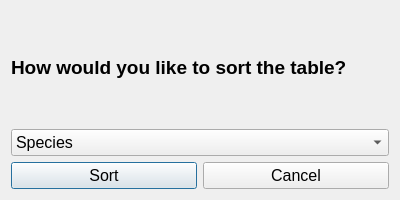
Above: sortitemdialog.ui from EtoDrowsy/CS499 before the change. Below: the same form after it.
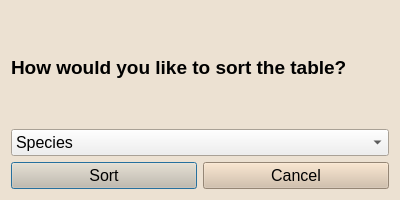
That is the form after the change.

Commit message: Adjusted the colors of the UI files to more align with the inventorywindow, fixed some errors with regards to getIndex function, and included it within the header of inverntorywinow.h.

Patch:
```diff
--- a/sortitemdialog.ui
+++ b/sortitemdialog.ui
@@ -10,6 +10,52 @@
     <height>200</height>
    </rect>
   </property>
+  <property name="palette">
+   <palette>
+    <active>
+     <colorrole role="Window">
+      <brush brushstyle="SolidPattern">
+       <color alpha="255">
+        <red>236</red>
+        <green>225</green>
+        <blue>210</blue>
+       </color>
+      </brush>
+     </colorrole>
+    </active>
+    <inactive>
+     <colorrole role="Window">
+      <brush brushstyle="SolidPattern">
+       <color alpha="255">
+        <red>236</red>
+        <green>225</green>
+        <blue>210</blue>
+       </color>
+      </brush>
+     </colorrole>
+    </inactive>
+    <disabled>
+     <colorrole role="Base">
+      <brush brushstyle="SolidPattern">
+       <color alpha="255">
+        <red>236</red>
+        <green>225</green>
+        <blue>210</blue>
+       </color>
+      </brush>
+     </colorrole>
+     <colorrole role="Window">
+      <brush brushstyle="SolidPattern">
+       <color alpha="255">
+        <red>236</red>
+        <green>225</green>
+        <blue>210</blue>
+       </color>
+      </brush>
+     </colorrole>
+    </disabled>
+   </palette>
+  </property>
   <property name="windowTitle">
    <string>Dialog</string>
   </property>
@@ -53,6 +99,9 @@
        <pointsize>12</pointsize>
       </font>
      </property>
+     <property name="styleSheet">
+      <string notr="true">background-color:rgb(209, 188, 164)</string>
+     </property>
      <property name="text">
       <string>Sort</string>
      </property>
@@ -65,6 +114,9 @@
        <pointsize>12</pointsize>
       </font>
      </property>
+     <property name="styleSheet">
+      <string notr="true">background-color:rgb(209, 188, 164)</string>
+     </property>
      <property name="text">
       <string>Cancel</string>
      </property>
```
The commit also changes 10 other files.
